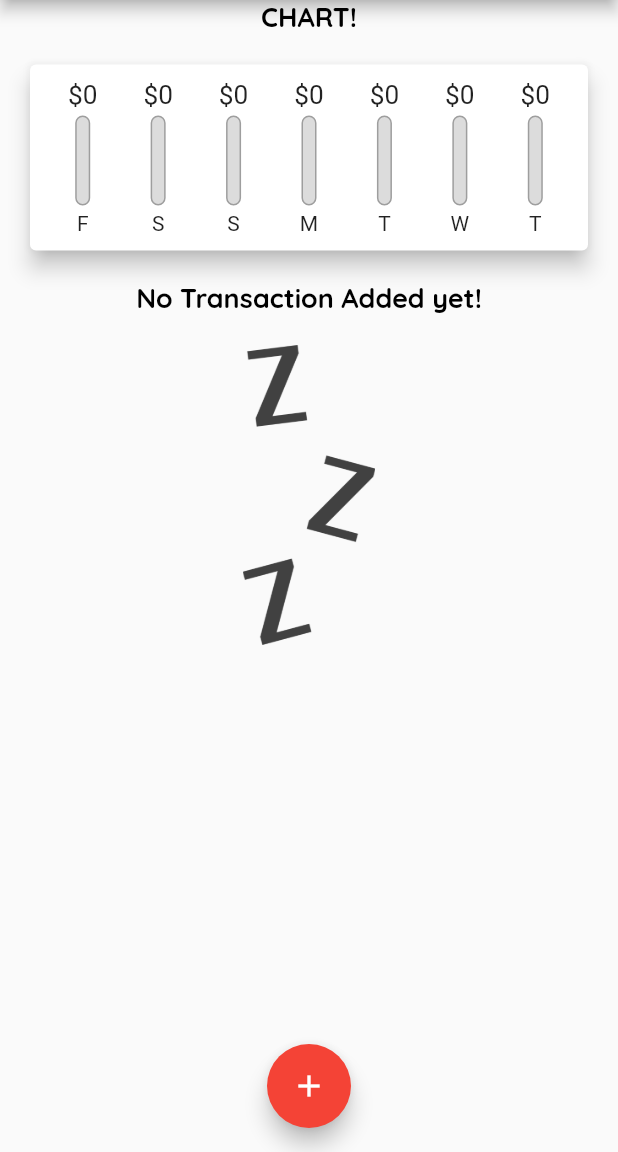
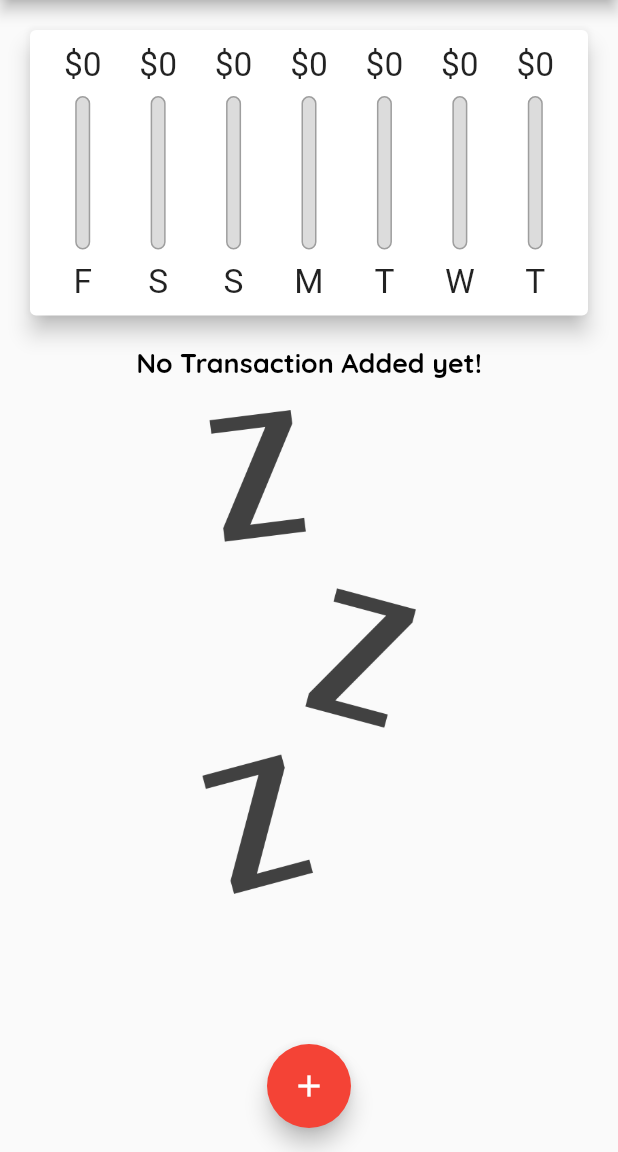
Before and after one commit to AqeelAaqi/Expenses_counter, a Flutter app: the screen it shows after launch, on a phone screen of 412 x 824 dp, the part 84-1236 px from its top. Run offline on Flutter 3.47's test engine with Material 2 defaults, Android fonts, the phone set to English and light mode, and no system bars.

Commit message:
playing with orientation and responsiveness

```diff
--- a/lib/main.dart
+++ b/lib/main.dart
@@ -2,9 +2,15 @@ import 'package:expenses_counter/widgets/chart.dart';
 import 'package:expenses_counter/widgets/new_transaction.dart';
 import 'package:expenses_counter/widgets/transaction_list.dart';
 import 'package:flutter/material.dart';
+import 'package:flutter/services.dart';
 import 'models/transaction.dart';
 
 void main() {
+  SystemChrome.setPreferredOrientations(
+      [
+        DeviceOrientation.portraitUp,
+        DeviceOrientation.portraitDown,
+      ]);
   runApp(const MyApp());
 }
 
@@ -17,8 +23,7 @@ class MyApp extends StatelessWidget {
     return MaterialApp(
       title: 'Personal Expenses',
       theme: ThemeData(
-        colorScheme: ColorScheme.fromSwatch(
-          primarySwatch: Colors.red),
+        colorScheme: ColorScheme.fromSwatch(primarySwatch: Colors.red),
         accentColor: Colors.amber,
         errorColor: Colors.redAccent,
         fontFamily: 'QuickSand',
@@ -27,26 +32,32 @@ class MyApp extends StatelessWidget {
                 fontFamily: 'QuickSand',
                 fontSize: 18,
                 color: Colors.black,
-                fontWeight:FontWeight.bold,
+                fontWeight: FontWeight.bold,
               ),
               button: const TextStyle(color: Colors.white),
             ),
         appBarTheme: AppBarTheme(
-              toolbarTextStyle: ThemeData.light().textTheme.copyWith(
+            toolbarTextStyle: ThemeData.light()
+                .textTheme
+                .copyWith(
                   subtitle1: const TextStyle(
                     fontFamily: 'OpenSans',
                     fontSize: 20,
                     color: Colors.white,
-                          fontWeight:FontWeight.bold,
+                    fontWeight: FontWeight.bold,
                   ),
-              ).bodyText2, titleTextStyle: ThemeData.light().textTheme.copyWith(
+                )
+                .bodyText2,
+            titleTextStyle: ThemeData.light()
+                .textTheme
+                .copyWith(
                   subtitle1: const TextStyle(
                     fontFamily: 'OpenSans',
                     fontSize: 20,
-                          fontWeight:FontWeight.bold,
+                    fontWeight: FontWeight.bold,
                   ),
-              ).headline6
-          ),
+                )
+                .headline6),
       ),
       home: const MyHomePage(title: 'Personal Expenses'),
     );
@@ -62,14 +73,15 @@ class MyHomePage extends StatefulWidget {
 }
 
 class _MyHomePageState extends State<MyHomePage> {
-
   final List<Transaction> _userTransactions = [];
-  void _addNewTransaction(String txTitle, double txAmount, DateTime chosenDate){
+  bool _showChart = false;
+  void _addNewTransaction(
+      String txTitle, double txAmount, DateTime chosenDate) {
     final newTx = Transaction(
-      id:DateTime.now().toString(),
+      id: DateTime.now().toString(),
       title: txTitle,
       amount: txAmount,
-      date:chosenDate,
+      date: chosenDate,
       // date:DateTime.now(),
     );
 
@@ -78,7 +90,7 @@ class _MyHomePageState extends State<MyHomePage> {
     });
   }
 
-  void _deletTransection(String id){
+  void _deletTransection(String id) {
     setState(() {
       _userTransactions.removeWhere((tx) => tx.id == id);
     });
@@ -86,59 +98,94 @@ class _MyHomePageState extends State<MyHomePage> {
 
   List<Transaction> get _recentTransactions {
     return _userTransactions.where((tx) {
-      return tx.date.isAfter(DateTime.now().subtract(const Duration(days: 7),
-      ),);
+      return tx.date.isAfter(
+        DateTime.now().subtract(
+          const Duration(days: 7),
+        ),
+      );
     }).toList();
   }
 
-  void _startProcessAddNewTransaction(BuildContext context){
+  void _startProcessAddNewTransaction(BuildContext context) {
     showModalBottomSheet(
       context: context,
-        builder: (_){
+      builder: (_) {
         return GestureDetector(
-            onTap: (){},
+          onTap: () {},
           child: NewTransaction(_addNewTransaction),
           behavior: HitTestBehavior.opaque,
         );
-
       },
     );
   }
 
   @override
   Widget build(BuildContext context) {
-
-    return Scaffold(
-      appBar: AppBar(
-        title: Text(widget.title, style: const TextStyle(fontFamily: 'OpenSans'),),
+    final isLandScape = MediaQuery.of(context).orientation == Orientation.landscape;
+    final appBar = AppBar(
+      title: Text(
+        widget.title,
+        style: const TextStyle(fontFamily: 'OpenSans'),
+      ),
       actions: <Widget>[
         IconButton(
-            onPressed: (){
+          onPressed: () {
             _startProcessAddNewTransaction(context);
           },
           icon: const Icon(Icons.add),
         ),
       ],
-      ),
+    );
+    final listWidget = Container(
+        height: (MediaQuery.of(context).size.height -
+            appBar.preferredSize.height -
+            MediaQuery.of(context).padding.top) *
+            0.7,
+        child: TransactionList(_userTransactions, _deletTransection));
+    return Scaffold(
+      appBar: appBar,
       body: SingleChildScrollView(
         child: Column(
-          mainAxisAlignment: MainAxisAlignment.start, // top to bottom
+          crossAxisAlignment: CrossAxisAlignment.stretch, // top to bottom
           // crossAxisAlignment: CrossAxisAlignment.start, //left to right
           children: <Widget>[
-            Text('CHART!', style: Theme.of(context).textTheme.caption,),
-            Chart(
-              _recentTransactions
+            if(isLandScape) Row(
+              mainAxisAlignment: MainAxisAlignment.center,
+              children: <Widget>[
+                const Text(
+                  'Show CHART!',
+                  // style: Theme.of(context).textTheme.caption,
                 ),
-            // UserTransaction(),
-
-            TransactionList(_userTransactions, _deletTransection ),
+                Switch(value: _showChart, onChanged: (val){
+                  setState(() {
+                    _showChart = val;
+                  });
+                },),
+              ],
+            ),
+            if(!isLandScape) Container(
+                height: (MediaQuery.of(context).size.height -
+                    appBar.preferredSize.height -
+                    MediaQuery.of(context).padding.top) *
+                    0.3,
+                // 0.3,
+                child: Chart(_recentTransactions)),
+            if(!isLandScape) listWidget,
+            if(isLandScape)_showChart ? Container(
+                height: (MediaQuery.of(context).size.height -
+                        appBar.preferredSize.height -
+                        MediaQuery.of(context).padding.top) *
+                    0.7,
+                    // 0.3,
+                child: Chart(_recentTransactions))
+            :listWidget,
           ],
         ),
       ),
       floatingActionButtonLocation: FloatingActionButtonLocation.centerFloat,
       floatingActionButton: FloatingActionButton(
         // backgroundColor: Colors.yellow,
-        onPressed: (){
+        onPressed: () {
           _startProcessAddNewTransaction(context);
         },
         tooltip: 'Increment',
--- a/lib/widgets/chart.dart
+++ b/lib/widgets/chart.dart
@@ -39,7 +39,9 @@ class Chart extends StatelessWidget {
   @override
   Widget build(BuildContext context) {
     print(groupedTransactionValue);
-    return Card(
+    return Container(
+      // height: MediaQuery.of(context).size.height * 0.4,
+      child: Card(
         elevation: 6,
         margin: EdgeInsets.all(20),
         child: Padding(
@@ -59,6 +61,7 @@ class Chart extends StatelessWidget {
             }).toList(),
           ),
         ),
+      ),
     );
   }
 }
--- a/lib/widgets/chart_bar.dart
+++ b/lib/widgets/chart_bar.dart
@@ -10,17 +10,18 @@ class ChartBar extends StatelessWidget {
 
   @override
   Widget build(BuildContext context) {
+    return LayoutBuilder(builder: (context,constraint) {
       return Column(
         children: <Widget>[
           Container(
-          height: 20,
+            height: constraint.maxHeight * .15,
             child: FittedBox(
                 child: Text('\$${spendingAmount.toStringAsFixed(0)}')
             ),
           ),
-        SizedBox(height: 4,),
+          SizedBox(height: constraint.maxHeight * 0.05,),
           Container(
-          height: 60,
+            height: constraint.maxHeight * .6,
             width: 10,
             child: Stack(
               children: <Widget>[
@@ -41,9 +42,10 @@ class ChartBar extends StatelessWidget {
               ],
             ),
           ),
-        SizedBox(height: 4,),
-        Text(label),
+          SizedBox(height: constraint.maxHeight * .05,),
+          Container(height: constraint.maxHeight * .15,child: FittedBox(child: Text(label),)),
         ],
       );
+    },);
   }
 }
--- a/lib/widgets/transaction_list.dart
+++ b/lib/widgets/transaction_list.dart
@@ -11,9 +11,11 @@ class TransactionList extends StatelessWidget {
   @override
   Widget build(BuildContext context) {
     return Container(
-      height: 500,
+      // height: MediaQuery.of(context).size.height * 0.6,
+      // height: 500,
       child: transactions.isEmpty
-          ? Column(
+          ? LayoutBuilder(builder: (context, constraints){
+            return Column(
               children: <Widget>[
                 Text(
                   'No Transaction Added yet!',
@@ -23,13 +25,14 @@ class TransactionList extends StatelessWidget {
                   height: 20,
                 ),
                 SizedBox(
-                    height: 200,
+                    height: constraints.maxHeight * 0.6,
                     child: Image.asset(
                       'assets/images/waiting.png',
                       fit: BoxFit.cover,
                     )),
               ],
-            )
+            );
+      })
           : ListView.builder(
               itemBuilder: (context, index) {
                 return Card(
@@ -53,7 +56,15 @@ class TransactionList extends StatelessWidget {
                       DateFormat.yMMMd().format(transactions[index].date),
                       style: TextStyle(color: Colors.grey),
                     ),
-                    trailing: IconButton(
+                    trailing: MediaQuery.of(context).size.width > 360
+                      ? FlatButton.icon(
+                        onPressed: () {
+                        deleteTx(transactions[index].id);
+                      },
+                        textColor: Theme.of(context).errorColor,
+                        icon: Icon(Icons.delete),
+                        label: Text('Delete'))
+                        :IconButton(
                       icon: Icon(Icons.delete),
                       color: Theme.of(context).errorColor,
                       onPressed: () {
```
Also changed, not shown: lib/widgets/new_transaction.dart (+17 -12 lines). Lines whose indentation alone changed are shown as unchanged.
